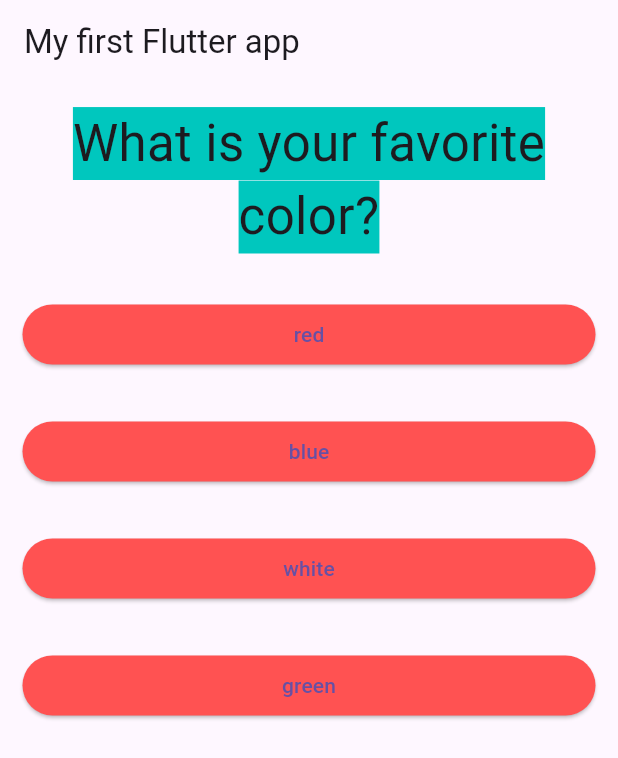
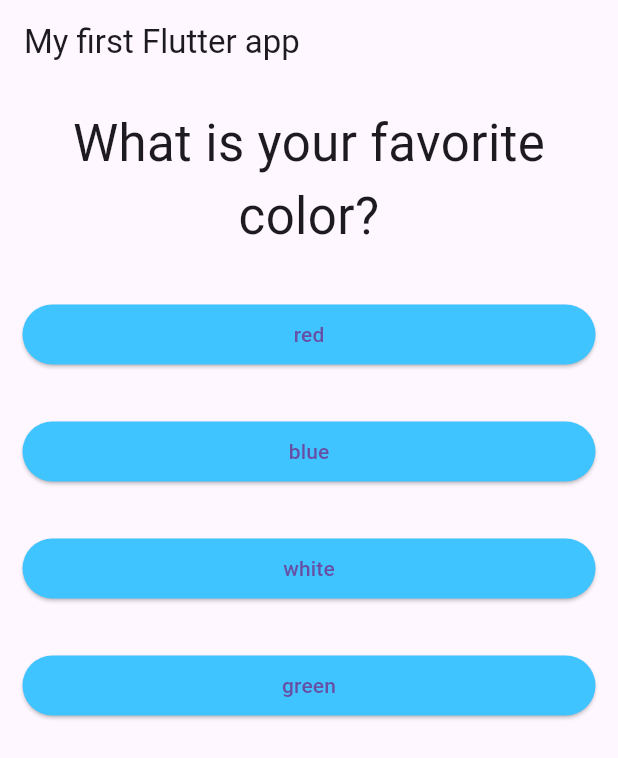
Before and after one commit to Majok-Bol/quiz_app, a Flutter app: the screen it shows after launch, on a phone screen of 412 x 824 dp. Shown: the top 758 px of the screen. Run offline on Flutter 3.47's test engine with Material 3 defaults, Android fonts, the phone set to English and light mode, and no system bars.

Commit message:
changed background color of the buttons

```diff
--- a/lib/answer.dart
+++ b/lib/answer.dart
@@ -11,7 +11,9 @@ class Answer extends StatelessWidget {
       margin: EdgeInsets.all(15),
       child: ElevatedButton(
         onPressed: selectHandler,
-        style: ElevatedButton.styleFrom(backgroundColor: Colors.redAccent),
+        style: ElevatedButton.styleFrom(
+          backgroundColor: Colors.lightBlueAccent,
+        ),
 
         child: Text(answerText),
       ),
--- a/lib/question.dart
+++ b/lib/question.dart
@@ -13,7 +13,7 @@ class Question extends StatelessWidget {
         questionText,
         style: TextStyle(
           fontSize: 34,
-          backgroundColor: CupertinoColors.systemMint,
+          // backgroundColor: CupertinoColors.activeOrange,
         ),
         textAlign: TextAlign.center,
       ),
```
